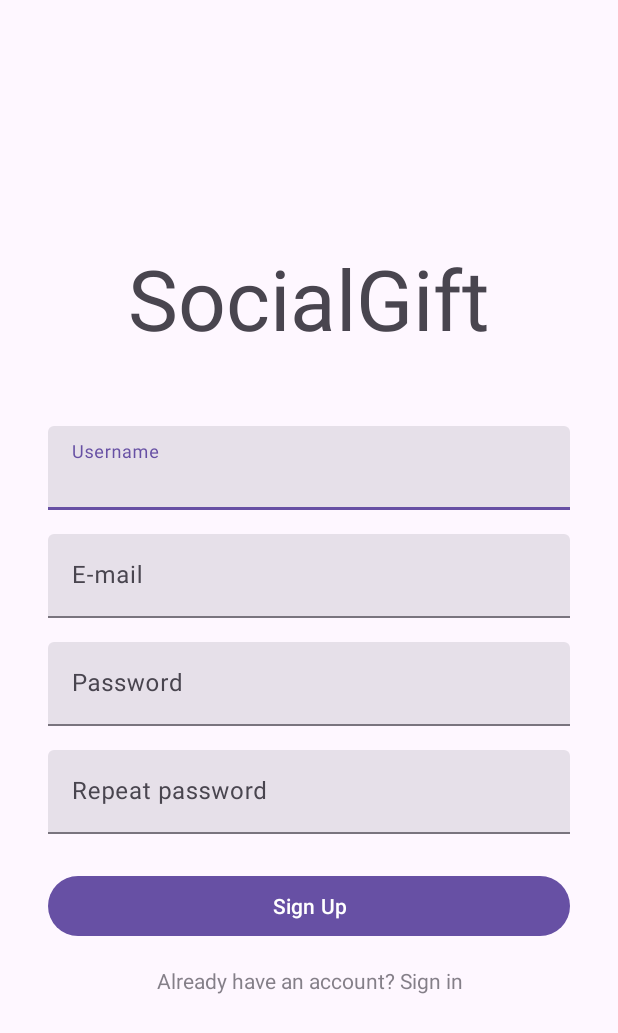
After one commit to JacobD2001/SocialGift, an Android app: the SignUpActivity screen opened directly, with no data from a screen before it, on a phone screen of 412 x 824 dp. The commit adds this screen. Shown: the top 1033 px of the screen. Run offline under Robolectric (Android 15) with nearby library versions, the phone set to English and light mode, and no system bars.

Commit message:
Create sign up screen

```diff
--- a/app/src/main/AndroidManifest.xml
+++ b/app/src/main/AndroidManifest.xml
@@ -23,6 +23,9 @@
         <activity
             android:name=".SignInActivity"
             android:exported="true" />
+        <activity
+            android:name=".SignUpActivity"
+            android:exported="true" />
     </application>
 
 </manifest>
--- /dev/null
+++ b/app/src/main/res/layout/activity_sign_up.xml
@@ -0,0 +1,97 @@
+<?xml version="1.0" encoding="utf-8"?>
+<androidx.constraintlayout.widget.ConstraintLayout xmlns:android="http://schemas.android.com/apk/res/android"
+    xmlns:app="http://schemas.android.com/apk/res-auto"
+    android:layout_width="match_parent"
+    android:layout_height="match_parent">
+
+    <LinearLayout
+        android:layout_width="0dp"
+        android:layout_height="wrap_content"
+        android:layout_marginStart="32dp"
+        android:layout_marginEnd="32dp"
+        android:gravity="center"
+        android:orientation="vertical"
+        app:layout_constraintBottom_toBottomOf="parent"
+        app:layout_constraintEnd_toEndOf="parent"
+        app:layout_constraintStart_toStartOf="parent"
+        app:layout_constraintTop_toTopOf="parent">
+
+        <TextView
+            android:id="@+id/appName"
+            android:layout_width="wrap_content"
+            android:layout_height="wrap_content"
+            android:layout_marginBottom="48dp"
+            android:text="@string/app_name"
+            android:textAppearance="@style/TextAppearance.AppCompat.Display3" />
+
+        <com.google.android.material.textfield.TextInputLayout
+            android:id="@+id/usernameInput"
+            style="@style/Widget.Material3.TextInputLayout.FilledBox"
+            android:layout_width="match_parent"
+            android:layout_height="wrap_content"
+            android:layout_marginBottom="16dp"
+            android:hint="@string/username">
+
+            <com.google.android.material.textfield.TextInputEditText
+                android:layout_width="match_parent"
+                android:layout_height="wrap_content" />
+        </com.google.android.material.textfield.TextInputLayout>
+
+        <com.google.android.material.textfield.TextInputLayout
+            android:id="@+id/emailInput"
+            style="@style/Widget.Material3.TextInputLayout.FilledBox"
+            android:layout_width="match_parent"
+            android:layout_height="wrap_content"
+            android:layout_marginBottom="16dp"
+            android:hint="@string/email">
+
+            <com.google.android.material.textfield.TextInputEditText
+                android:layout_width="match_parent"
+                android:layout_height="wrap_content" />
+        </com.google.android.material.textfield.TextInputLayout>
+
+        <com.google.android.material.textfield.TextInputLayout
+            android:id="@+id/passwordInput"
+            style="@style/Widget.Material3.TextInputLayout.FilledBox"
+            android:layout_width="match_parent"
+            android:layout_height="wrap_content"
+            android:layout_marginBottom="16dp"
+            android:hint="@string/password">
+
+            <com.google.android.material.textfield.TextInputEditText
+                android:layout_width="match_parent"
+                android:layout_height="wrap_content"
+                android:inputType="textPassword" />
+        </com.google.android.material.textfield.TextInputLayout>
+
+
+        <com.google.android.material.textfield.TextInputLayout
+            android:id="@+id/repeatPasswordInput"
+            style="@style/Widget.Material3.TextInputLayout.FilledBox"
+            android:layout_width="match_parent"
+            android:layout_height="wrap_content"
+            android:layout_marginBottom="24dp"
+            android:hint="@string/repeat_password">
+
+            <com.google.android.material.textfield.TextInputEditText
+                android:layout_width="match_parent"
+                android:layout_height="wrap_content"
+                android:inputType="textPassword" />
+        </com.google.android.material.textfield.TextInputLayout>
+
+        <Button
+            android:id="@+id/signUpButton"
+            android:layout_width="match_parent"
+            android:layout_height="wrap_content"
+            android:text="@string/sign_up" />
+
+        <TextView
+            android:layout_width="match_parent"
+            android:layout_height="wrap_content"
+            android:layout_marginTop="16dp"
+            android:alpha=".68"
+            android:gravity="center"
+            android:text="@string/already_have_an_account_sign_in" />
+
+    </LinearLayout>
+</androidx.constraintlayout.widget.ConstraintLayout>
--- a/app/src/main/res/values/strings.xml
+++ b/app/src/main/res/values/strings.xml
@@ -1,7 +1,11 @@
 <resources>
     <string name="app_name">SocialGift</string>
-    <string name="your_email">Your email</string>
+    <string name="email">E-mail</string>
     <string name="sign_in">Sign In</string>
     <string name="password">Password</string>
     <string name="dont_have_an_account_register">Don\'t have an account? Register now</string>
+    <string name="sign_up">Sign Up</string>
+    <string name="already_have_an_account_sign_in">Already have an account? Sign in</string>
+    <string name="repeat_password">Repeat password</string>
+    <string name="username">Username</string>
 </resources>
```
Also changed, not shown: app/src/main/java/com/jacobd2001/socialgift/SignUpActivity.java (added, +95 -0 lines), 1 other file.
